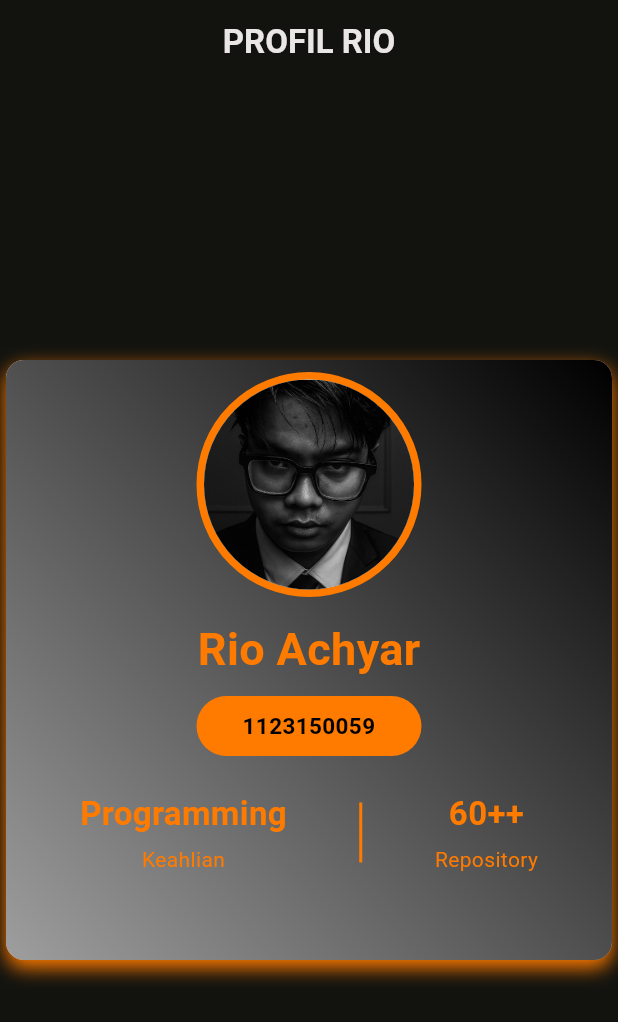
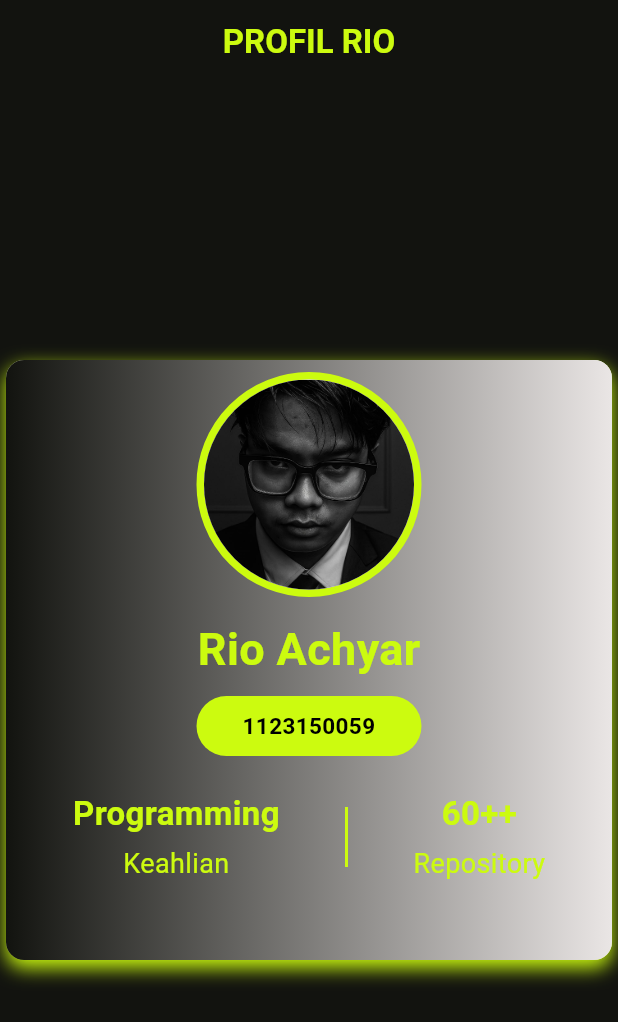
Before and after one commit to AbdulReyza/kelompok_2, a Flutter app: the ProfilRio screen opened directly, on a phone screen of 412 x 824 dp. Shown: the top 1022 px of the screen. Run offline on Flutter 3.47's test engine with Material 3 defaults, Android fonts, the phone set to English and light mode, and no system bars; our stand-ins replace lottie; Roboto replaces fonts that are missing (Pixel).

Commit message:
style: ganti warna

```diff
--- a/lib/presentation/profile/rio_profile.dart
+++ b/lib/presentation/profile/rio_profile.dart
@@ -20,7 +20,7 @@ class _ProfilRioState extends State<ProfilRio> {
           elevation: 0,
           title: Text("PROFIL RIO",
             style: TextStyle(
-              color: Color(0xFFEAE6E5),
+              color: Color(0xFFCCFB0F),
               fontWeight: FontWeight.bold
             ),
           ),
@@ -41,13 +41,13 @@ class _ProfilRioState extends State<ProfilRio> {
                         decoration: BoxDecoration(
                           borderRadius: BorderRadius.circular(12),
                           gradient: LinearGradient(
-                            begin: Alignment.topRight,
-                            end: Alignment.bottomLeft,
-                            colors: [Colors.black, Colors.grey]
+                            begin: Alignment.centerRight,
+                            end: Alignment.centerLeft,
+                            colors: [Color(0xFFEAE6E5), Color(0xFF12130F)]
                           ),
                           boxShadow: [
                             BoxShadow(
-                              color:  Color.fromRGBO(255, 123, 0, 1),
+                              color:  Color(0xFFCCFB0F),
                               blurRadius: 10,
                               offset: Offset(0, 5),
                             ),
@@ -60,7 +60,7 @@ class _ProfilRioState extends State<ProfilRio> {
                               child: Container(
                                 decoration: BoxDecoration(
                                   shape: BoxShape.circle,
-                                  border: Border.all(color: Color.fromRGBO(255, 123, 0, 1), width: 5),
+                                  border: Border.all(color: Color(0xFFCCFB0F), width: 5),
                                 ),
                                 child: Center(
                                   child: CircleAvatar(
@@ -75,7 +75,7 @@ class _ProfilRioState extends State<ProfilRio> {
                             SizedBox(height: 5,),
                             Text('Rio Achyar',
                               style: TextStyle(
-                                color: Color.fromRGBO(255, 123, 0, 1),
+                                color: Color(0xFFCCFB0F),
                                 fontWeight: FontWeight.bold,
                                 fontSize: 30
                               ),
@@ -85,7 +85,7 @@ class _ProfilRioState extends State<ProfilRio> {
                               height: 40,
                               width: 150,
                               decoration: BoxDecoration(
-                                color: Color.fromRGBO(255, 123, 0, 1),
+                                color: Color(0xFFCCFB0F),
                                 borderRadius: BorderRadius.circular(20),
                               ),
                               child: Padding(
@@ -112,15 +112,15 @@ class _ProfilRioState extends State<ProfilRio> {
                                       Text('Programming',
                                         style: TextStyle(
                                           fontSize: 22,
-                                          color: Color.fromRGBO(255, 123, 0, 1),
+                                          color: Color(0xFFCCFB0F),
                                           fontWeight: FontWeight.bold
                                         ),
                                       ),
                                       SizedBox(height: 5,),
                                       Text('Keahlian',
                                         style: TextStyle(
-                                          fontSize: 14,
-                                          color: Color.fromRGBO(255, 123, 0, 1),
+                                          fontSize: 18,
+                                          color: Color(0xFFCCFB0F),
                                         ),
                                       ),
                                     ],
@@ -130,7 +130,7 @@ class _ProfilRioState extends State<ProfilRio> {
                                     height: 40,
                                     child: VerticalDivider(
                                       thickness: 2,
-                                      color: Color.fromRGBO(255, 123, 0, 1),
+                                      color: Color(0xFFCCFB0F),
                                     ),
                                   ),
                                   Column(
@@ -138,15 +138,15 @@ class _ProfilRioState extends State<ProfilRio> {
                                       Text('60++',
                                         style: TextStyle(
                                           fontSize: 22,
-                                          color: Color.fromRGBO(255, 123, 0, 1),
+                                          color: Color(0xFFCCFB0F),
                                           fontWeight: FontWeight.bold
                                         ),
                                       ),
                                       SizedBox(height: 5,),
                                       Text('Repository',
                                         style: TextStyle(
-                                          fontSize: 14,
-                                          color: Color.fromRGBO(255, 123, 0, 1),
+                                          fontSize: 18,
+                                          color: Color(0xFFCCFB0F),
                                         ),
                                       ),
                                     ],
```
